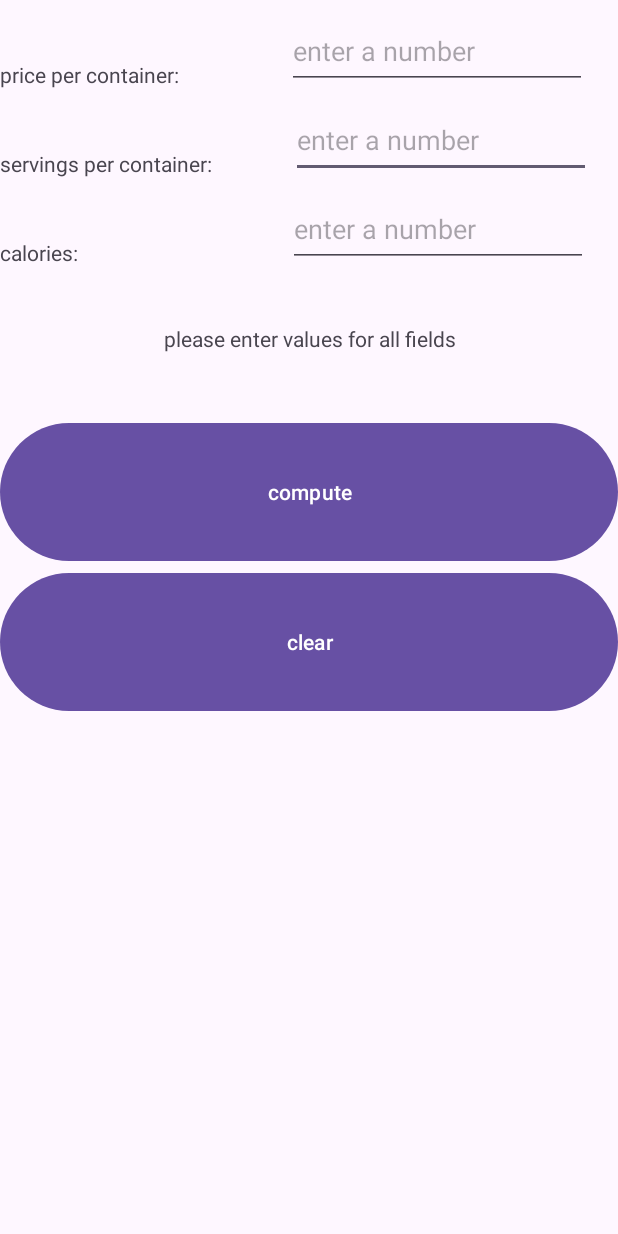
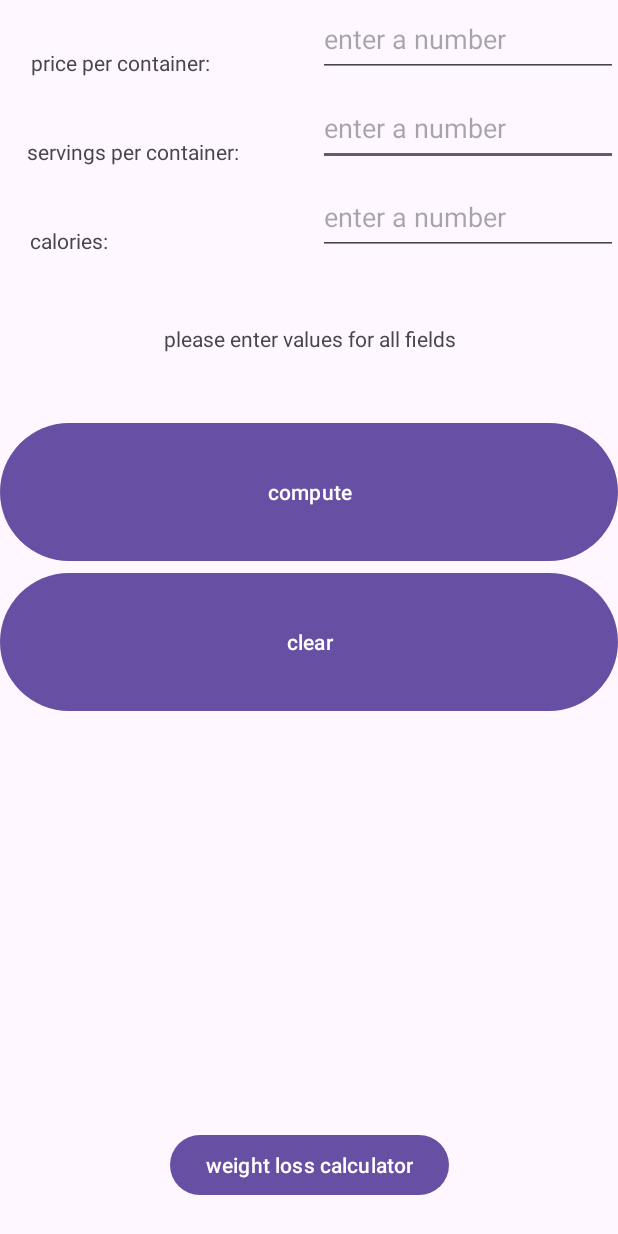
Before and after one commit to evanejk/calories_per_dollar, an Android app: the screen it shows after launch (MainActivity), after a tap on "compute", on a phone screen of 412 x 824 dp. Run offline under Robolectric (Android 15) with nearby library versions, the phone set to English and light mode, and no system bars.

Commit message:
added weight loss calculator

```diff
--- a/app/src/main/AndroidManifest.xml
+++ b/app/src/main/AndroidManifest.xml
@@ -13,6 +13,9 @@
         android:theme="@style/Theme.MyApplication"
         tools:targetApi="31">
         <activity
+            android:name=".WeightLossCalcActivity"
+            android:exported="false" />
+        <activity
             android:name=".MainActivity"
             android:exported="true">
             <intent-filter>
--- a/app/src/main/java/com/happynicetime/myapplication/MainActivity.kt
+++ b/app/src/main/java/com/happynicetime/myapplication/MainActivity.kt
@@ -1,5 +1,6 @@
 package com.happynicetime.myapplication
 
+import android.content.Intent
 import androidx.appcompat.app.AppCompatActivity
 import android.os.Bundle
 import android.widget.Button
@@ -17,6 +18,7 @@ class MainActivity : AppCompatActivity() {
     private lateinit var editTextNumberInputCalories: EditText
     private lateinit var editTextNumberInputPrice: EditText
     private lateinit var textViewResults: TextView
+    private lateinit var buttonWeightLossCalc: Button
     override fun onCreate(savedInstanceState: Bundle?) {
         super.onCreate(savedInstanceState)
         setContentView(R.layout.activity_main)
@@ -50,6 +52,11 @@ class MainActivity : AppCompatActivity() {
             editTextNumberInputPrice.requestFocus()
             textViewResults.setText("____ calories per dollar")
         }
-
+        buttonWeightLossCalc = findViewById<Button>(R.id.buttonWeightLossCalculator)
+        buttonWeightLossCalc.setOnClickListener(){
+            //println("wlc button pressed")
+            val intent: Intent = Intent(this, WeightLossCalcActivity::class.java)
+            startActivity(intent)
+        }
     }
 }
--- a/app/src/main/res/layout/activity_main.xml
+++ b/app/src/main/res/layout/activity_main.xml
@@ -2,6 +2,7 @@
 <androidx.constraintlayout.widget.ConstraintLayout xmlns:android="http://schemas.android.com/apk/res/android"
     xmlns:app="http://schemas.android.com/apk/res-auto"
     xmlns:tools="http://schemas.android.com/tools"
+    android:id="@+id/gotoWeightLossCalculatorButton"
     android:layout_width="match_parent"
     android:layout_height="match_parent"
     tools:context=".MainActivity">
@@ -11,27 +12,30 @@
         android:layout_width="wrap_content"
         android:layout_height="wrap_content"
         android:layout_marginTop="40dp"
+        android:layout_marginEnd="252dp"
         android:text="@string/servings_per_container"
-        app:layout_constraintTop_toBottomOf="@+id/textView3"
-        tools:layout_editor_absoluteX="0dp" />
+        app:layout_constraintEnd_toEndOf="parent"
+        app:layout_constraintTop_toBottomOf="@+id/textView3" />
 
     <TextView
         android:id="@+id/textView"
         android:layout_width="wrap_content"
         android:layout_height="wrap_content"
         android:layout_marginTop="40dp"
+        android:layout_marginEnd="340dp"
         android:text="@string/calories"
-        app:layout_constraintTop_toBottomOf="@+id/textView2"
-        tools:layout_editor_absoluteX="0dp" />
+        app:layout_constraintEnd_toEndOf="parent"
+        app:layout_constraintTop_toBottomOf="@+id/textView2" />
 
     <TextView
         android:id="@+id/textView3"
         android:layout_width="wrap_content"
         android:layout_height="wrap_content"
-        android:layout_marginTop="40dp"
+        android:layout_marginTop="32dp"
+        android:layout_marginEnd="272dp"
         android:text="@string/price_per_container"
-        app:layout_constraintTop_toTopOf="parent"
-        tools:layout_editor_absoluteX="0dp" />
+        app:layout_constraintEnd_toEndOf="parent"
+        app:layout_constraintTop_toTopOf="parent" />
 
     <EditText
         android:id="@+id/numberInputServings"
@@ -89,4 +93,15 @@
         android:textAlignment="center"
         app:layout_constraintTop_toTopOf="parent"
         tools:layout_editor_absoluteX="0dp" />
+
+    <Button
+        android:id="@+id/buttonWeightLossCalculator"
+        android:layout_width="wrap_content"
+        android:layout_height="wrap_content"
+        android:text="@string/weight_loss_calculator"
+        app:layout_constraintBottom_toBottomOf="parent"
+        app:layout_constraintEnd_toEndOf="parent"
+        app:layout_constraintStart_toStartOf="parent"
+        app:layout_constraintTop_toBottomOf="@+id/buttonClear"
+        app:layout_constraintVertical_bias="0.921" />
 </androidx.constraintlayout.widget.ConstraintLayout>
--- a/app/src/main/res/values/strings.xml
+++ b/app/src/main/res/values/strings.xml
@@ -7,6 +7,10 @@
     <string name="compute">compute</string>
     <string name="output">____ calories per dollar</string>
     <string name="clear">clear</string>
+    <string name="weight_loss_calculator">weight loss calculator</string>
+    <string name="net_weight">net weight (_g)</string>
+    <string name="higher_score_more_weight_loss">higher score = more weight loss</string>
+    <string name="weight_loss_score">weight loss score</string>
 
 
 </resources>
```
Also changed, not shown: app/src/main/java/com/happynicetime/myapplication/WeightLossCalcActivity.kt (added, +49 -0 lines), app/src/main/res/layout/activity_wight_loss_calc.xml (added, +128 -0 lines).
